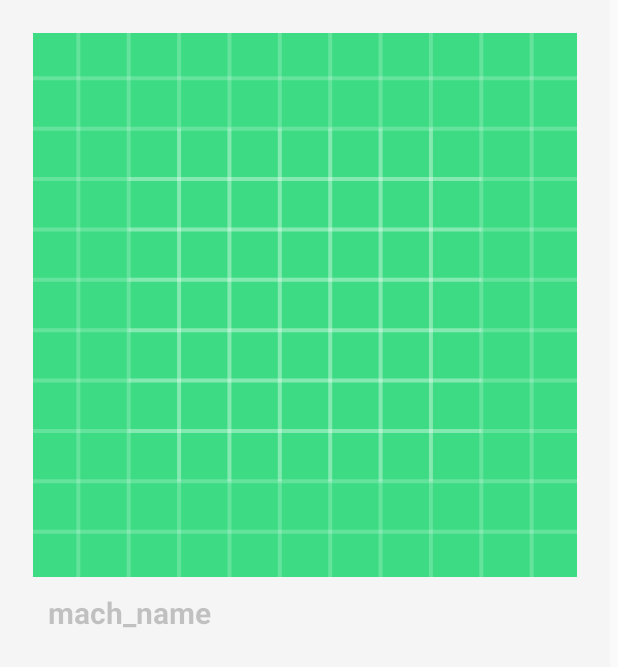
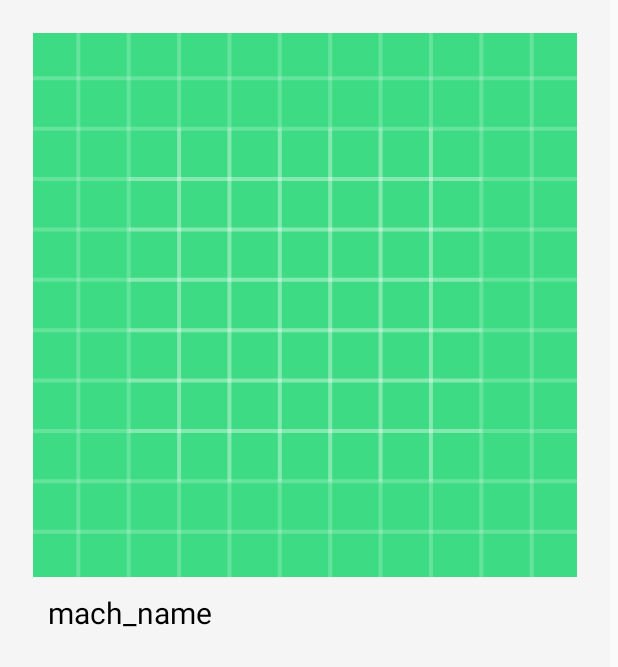
Before and after one commit to TopDogIRE/PetAdoption, an Android app: the layout adotion_card.xml on its own in the app's theme, with its tools: preview values and no code run, on a phone screen of 412 x 824 dp. Shown: the top 667 px of the screen. Run offline under Robolectric (Android 15) with nearby library versions, the phone set to English and light mode, and no system bars.

Commit message:
fixed error

```diff
--- a/app/src/main/res/layout/adotion_card.xml
+++ b/app/src/main/res/layout/adotion_card.xml
@@ -32,9 +32,10 @@
                 android:layout_height="wrap_content"
                 android:layout_margin="10dp"
                 android:text="mach_name"
-                android:textColor="@color/cardview_shadow_start_color"
-                android:textSize="20sp"
-                android:textStyle="bold" />
+                android:textColor="@color/black"
+                android:textSize="20dp"
+                android:textStyle="bold"
+                android:textFontWeight="2"/>
 
 
         </LinearLayout>
--- a/app/src/main/res/values/colors.xml
+++ b/app/src/main/res/values/colors.xml
@@ -3,4 +3,5 @@
     <color name="colorPrimary">#6200EE</color>
     <color name="colorPrimaryDark">#3700B3</color>
     <color name="colorAccent">#03DAC5</color>
+    <color name="black">#000000</color>
 </resources>
```
Also changed, not shown: 2 other files.
